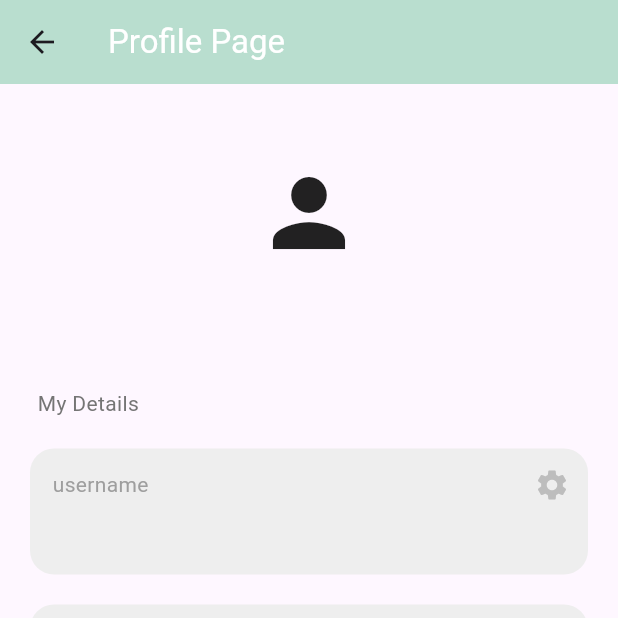
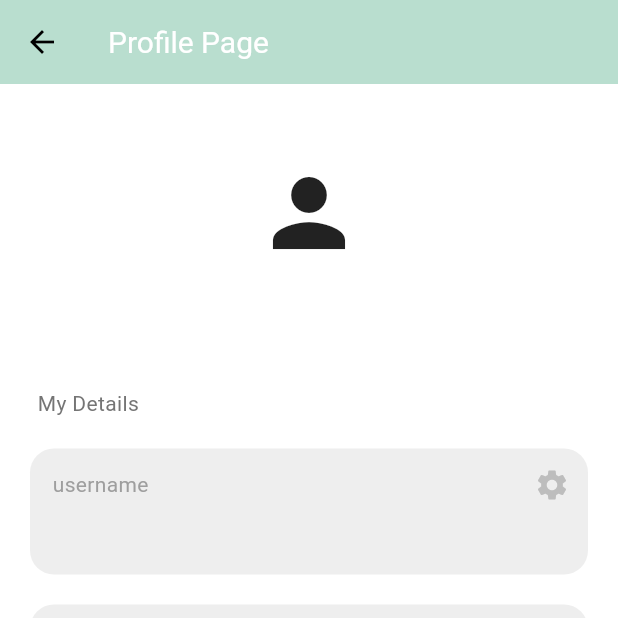
Before and after one commit to realYungi/Flutter_SNS_Mobile_App, a Flutter app: the ProfilePage screen opened directly, on a phone screen of 412 x 824 dp, the top half of it. Run offline on Flutter 3.47's test engine with Material 3 defaults, Android fonts, the phone set to English and light mode, and no system bars; our stand-ins replace cloud_firestore, firebase_auth, firebase_core; missing offline and left inert: dart:js_util; accounts and stored records are empty; network calls fail.

```diff
--- a/lib/helper/helper_methods.dart
+++ b/lib/helper/helper_methods.dart
@@ -3,8 +3,8 @@ import 'package:cloud_firestore/cloud_firestore.dart';
 String formatDate(Timestamp timestamp ) {
   DateTime dateTime = timestamp.toDate();
 
+  String month = dateTime.month.toString();
   String year = dateTime.year.toString();
-  String month = dateTime.month.toString();
   String day = dateTime.day.toString();
 
   String formattedData = '$day/$month/$year';
--- a/lib/main.dart
+++ b/lib/main.dart
@@ -1,6 +1,8 @@
 import 'package:flutter/material.dart';
 import 'package:uridachi/pages/auth_page.dart';
 import 'package:uridachi/pages/loginpage.dart';
+import 'package:uridachi/theme/dark_theme.dart';
+import 'package:uridachi/theme/light_theme.dart';
 import 'firebase_options.dart';
 import 'package:firebase_core/firebase_core.dart';
 
@@ -21,10 +23,12 @@ class MyApp extends StatelessWidget {
   // This widget is the root of your application.
   @override
   Widget build(BuildContext context) {
-    return const MaterialApp(
+    return MaterialApp(
       title: 'Flutter Demo',
       home: AuthPage(),
       debugShowCheckedModeBanner: false,
+      theme: lightTheme,
+      darkTheme: darkTheme,
     );
   }
 }
--- /dev/null
+++ b/lib/theme/dark_theme.dart
@@ -0,0 +1,13 @@
+import 'package:flutter/material.dart';
+
+ThemeData darkTheme = ThemeData(
+  brightness: Brightness.dark,
+  appBarTheme: AppBarTheme(
+    backgroundColor: Colors.black,
+  ),
+  colorScheme: ColorScheme.dark(
+    background: Colors.black,
+    primary: Colors.grey[900]!,
+    secondary: Colors.grey[800]!,
+  )
+);
--- /dev/null
+++ b/lib/theme/light_theme.dart
@@ -0,0 +1,16 @@
+import 'package:flutter/material.dart';
+
+ThemeData lightTheme = ThemeData(
+  brightness: Brightness.light,
+  appBarTheme: const AppBarTheme(
+    backgroundColor: Colors.transparent,
+    elevation: 0,
+    iconTheme: IconThemeData(color: Colors.black),
+    titleTextStyle: TextStyle(color: Colors.black, fontSize: 20),
+  ),
+  colorScheme: ColorScheme.light(
+    background: Colors.grey[300]!,
+    primary: Colors.grey[200]!,
+    secondary: Colors.grey[300]!,
+  ),
+);
```
Also changed, not shown: lib/components/delete_button.dart (added, +21 -0 lines), lib/components/wallpost.dart (+63 -3 lines).
